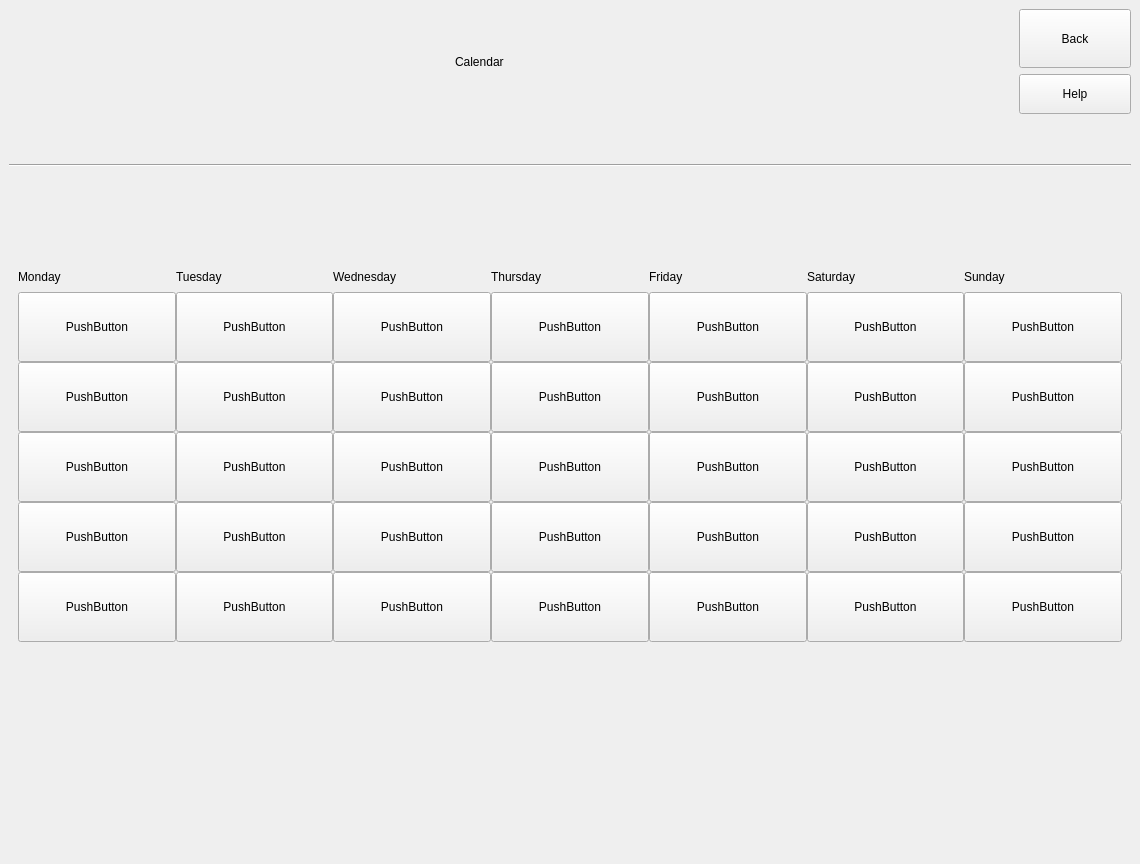
Before: the Qt Designer form main/UI/calendar.ui in Demonim/Simargl-Study-Project, drawn with Qt 5.
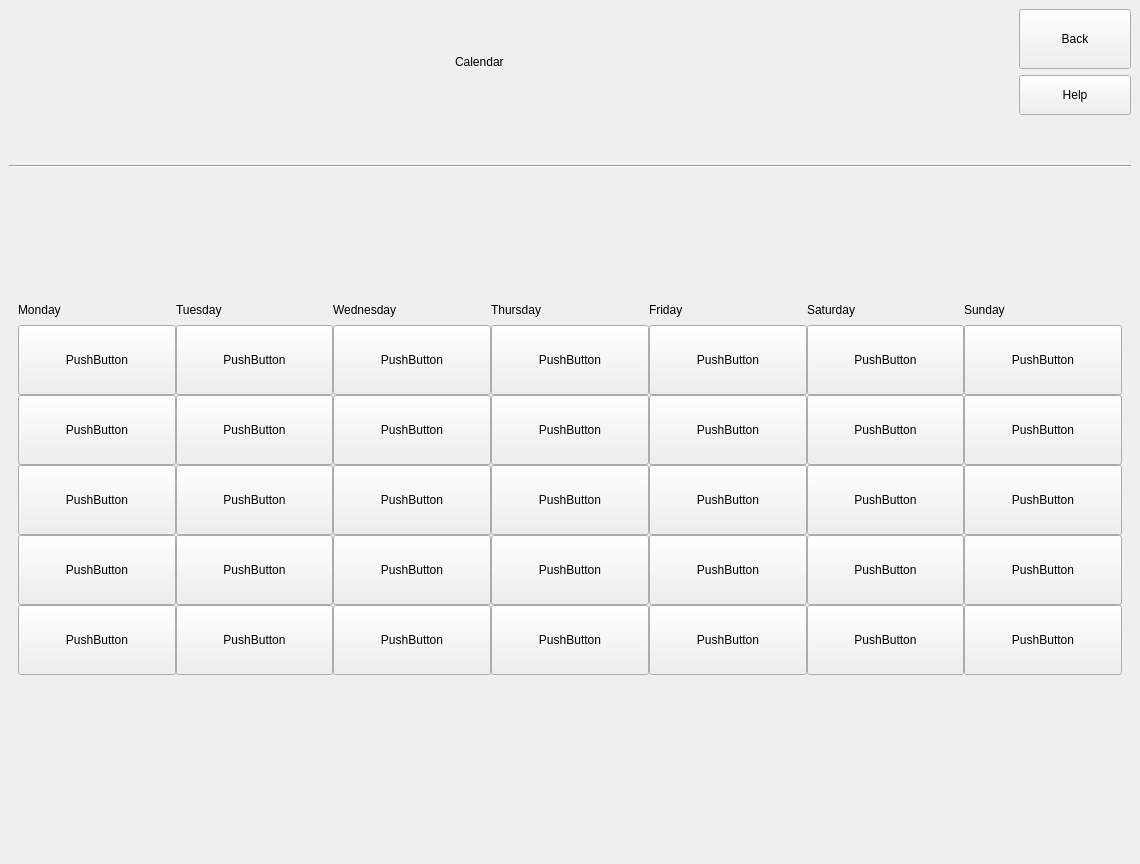
After: the same form once the commit is applied.

The edit to the form file:
```diff
--- a/main/UI/calendar.ui
+++ b/main/UI/calendar.ui
@@ -26,7 +26,7 @@
    <string>MainWindow</string>
   </property>
   <widget class="QWidget" name="centralwidget">
-   <layout class="QVBoxLayout" name="verticalLayout_3">
+   <layout class="QVBoxLayout" name="verticalLayout_3" stretch="2,1,7,7,1">
     <item>
      <layout class="QHBoxLayout" name="horizontalLayout" stretch="4,1,4,1">
       <property name="bottomMargin">
```
